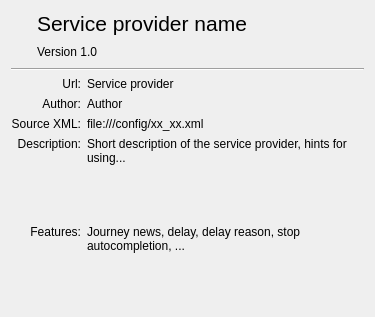
This is applet/accessorInfo.ui in KDE/publictransport as Qt 5 draws it before an edit. The edited form follows.
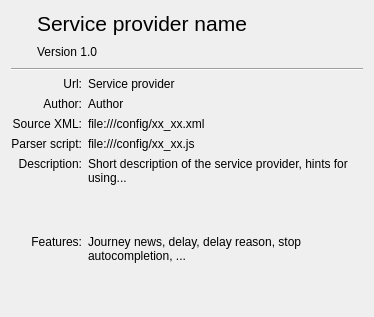
This is the edited form. Custom widgets are drawn as their Qt base class.

```diff
--- a/applet/accessorInfo.ui
+++ b/applet/accessorInfo.ui
@@ -6,7 +6,7 @@
    <rect>
     <x>0</x>
     <y>0</y>
-    <width>375</width>
+    <width>374</width>
     <height>317</height>
    </rect>
   </property>
@@ -66,26 +66,26 @@
      </property>
     </widget>
    </item>
-   <item row="8" column="2">
-    <widget class="QLabel" name="description">
-     <property name="sizePolicy">
-      <sizepolicy hsizetype="Expanding" vsizetype="Expanding">
-       <horstretch>0</horstretch>
-       <verstretch>0</verstretch>
-      </sizepolicy>
-     </property>
-     <property name="text">
-      <string>Short description of the service provider, hints for using...</string>
-     </property>
-     <property name="alignment">
-      <set>Qt::AlignLeading|Qt::AlignLeft|Qt::AlignTop</set>
-     </property>
-     <property name="wordWrap">
-      <bool>true</bool>
-     </property>
-    </widget>
-   </item>
    <item row="9" column="2">
+    <widget class="QLabel" name="description">
+     <property name="sizePolicy">
+      <sizepolicy hsizetype="Expanding" vsizetype="Expanding">
+       <horstretch>0</horstretch>
+       <verstretch>0</verstretch>
+      </sizepolicy>
+     </property>
+     <property name="text">
+      <string notr="true">Short description of the service provider, hints for using...</string>
+     </property>
+     <property name="alignment">
+      <set>Qt::AlignLeading|Qt::AlignLeft|Qt::AlignTop</set>
+     </property>
+     <property name="wordWrap">
+      <bool>true</bool>
+     </property>
+    </widget>
+   </item>
+   <item row="10" column="2">
     <widget class="QLabel" name="features">
      <property name="sizePolicy">
       <sizepolicy hsizetype="Expanding" vsizetype="Expanding">
@@ -124,7 +124,7 @@
      </property>
     </widget>
    </item>
-   <item row="8" column="0" colspan="2">
+   <item row="9" column="0" colspan="2">
     <widget class="QLabel" name="lblDescription">
      <property name="text">
       <string>Description:</string>
@@ -134,7 +134,7 @@
      </property>
     </widget>
    </item>
-   <item row="9" column="0" colspan="2">
+   <item row="10" column="0" colspan="2">
     <widget class="QLabel" name="lblFeatures">
      <property name="text">
       <string>Features:</string>
@@ -214,6 +214,35 @@
      </property>
     </widget>
    </item>
+   <item row="8" column="0" colspan="2">
+    <widget class="QLabel" name="lblScriptFileName">
+     <property name="text">
+      <string>Parser script:</string>
+     </property>
+     <property name="alignment">
+      <set>Qt::AlignRight|Qt::AlignTrailing|Qt::AlignVCenter</set>
+     </property>
+    </widget>
+   </item>
+   <item row="8" column="2">
+    <widget class="KUrlLabel" name="scriptFileName">
+     <property name="sizePolicy">
+      <sizepolicy hsizetype="Expanding" vsizetype="Preferred">
+       <horstretch>0</horstretch>
+       <verstretch>0</verstretch>
+      </sizepolicy>
+     </property>
+     <property name="text">
+      <string notr="true">file:///config/xx_xx.js</string>
+     </property>
+     <property name="openExternalLinks">
+      <bool>true</bool>
+     </property>
+     <property name="useCursor">
+      <bool>false</bool>
+     </property>
+    </widget>
+   </item>
   </layout>
  </widget>
  <customwidgets>
```
Left out of the diff: 14 changed lines with no effect on the pictures.
